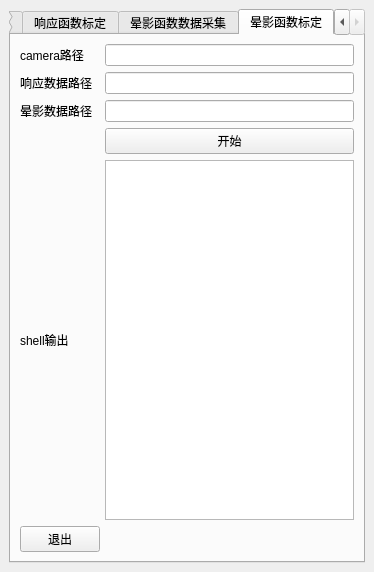
The window that src/mainwindow.ui (KangJialiang/Data-Platform) describes before a commit, drawn with Qt 5.
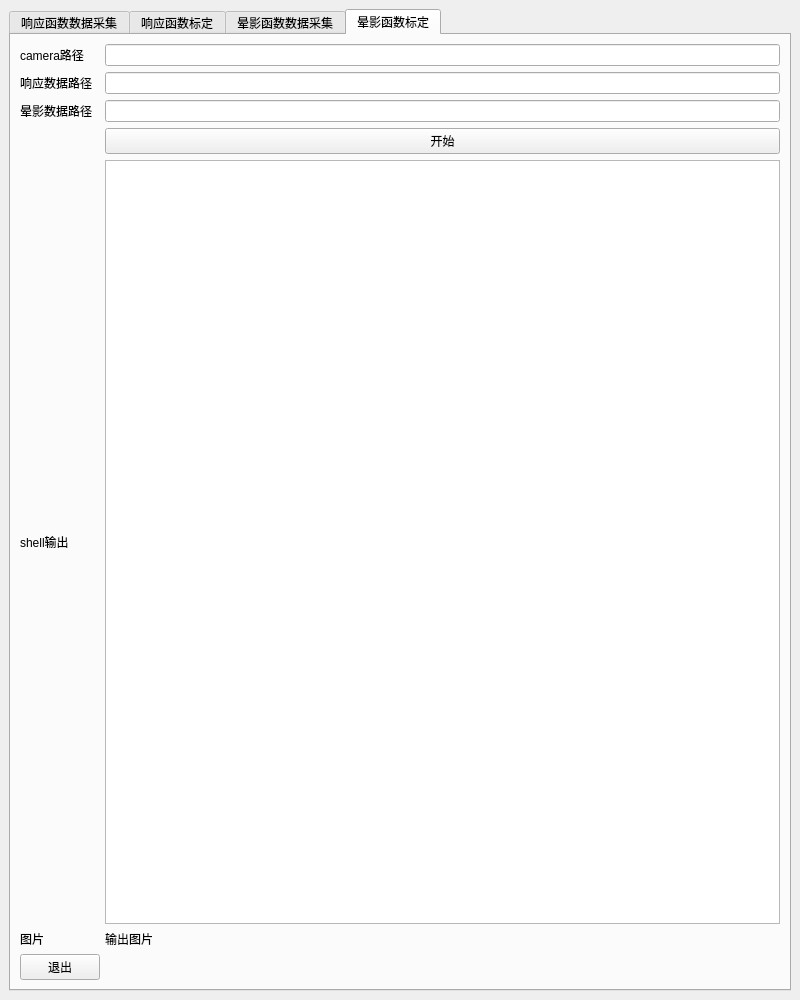
The same window after the commit. The open tabs and pages were chosen to show the change.

What changed in the file:
```diff
--- a/src/mainwindow.ui
+++ b/src/mainwindow.ui
@@ -6,8 +6,8 @@
    <rect>
     <x>0</x>
     <y>0</y>
-    <width>374</width>
-    <height>572</height>
+    <width>800</width>
+    <height>1000</height>
    </rect>
   </property>
   <property name="windowTitle">
@@ -433,6 +433,20 @@
         <item row="3" column="2">
          <widget class="QLineEdit" name="vignettePathLineP4"/>
         </item>
+        <item row="7" column="0" alignment="Qt::AlignLeft|Qt::AlignVCenter">
+         <widget class="QLabel" name="pictureLabelP4">
+          <property name="text">
+           <string>图片</string>
+          </property>
+         </widget>
+        </item>
+        <item row="7" column="2">
+         <widget class="QLabel" name="picOutLabelP4">
+          <property name="text">
+           <string>输出图片</string>
+          </property>
+         </widget>
+        </item>
        </layout>
       </widget>
      </widget>
```
Left out of the diff: 2 changed lines with no effect on the pictures.
